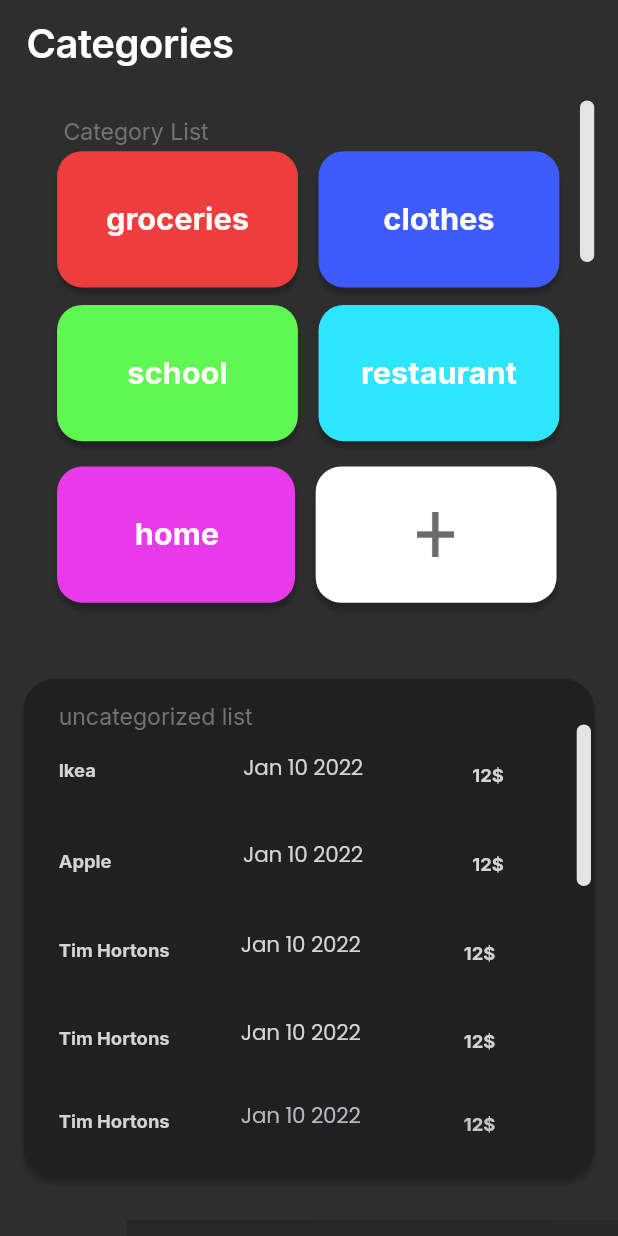
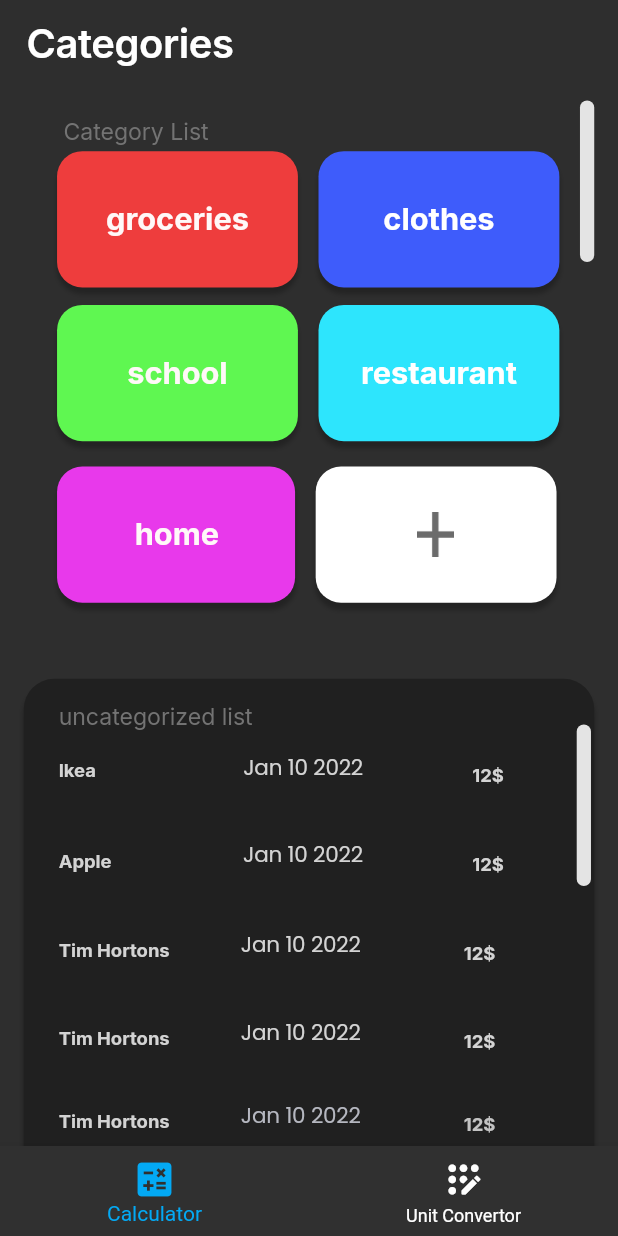
Before and after one commit to iKozay/myMoney, a Flutter app: the screen it shows after launch, on a phone screen of 412 x 824 dp. Run offline on Flutter 3.47's test engine with Material 2 defaults, Android fonts, the phone set to English and light mode, and no system bars; our stand-ins replace google_fonts.

Commit message:
visuals are implemented from Figma

```diff
--- a/lib/main.dart
+++ b/lib/main.dart
@@ -3,7 +3,9 @@ import 'package:flutter/gestures.dart';
 import 'dart:ui';
 import 'package:google_fonts/google_fonts.dart';
 import 'package:myapp/utils.dart';
-import 'package:myapp/page-1/iphone-14-1.dart';
+import 'package:myapp/page-1/CategoryPage.dart';
+import 'package:myapp/page-1/Overview.dart';
+
 // import 'package:myapp/page-1/rectangle-3.dart';
 // import 'package:myapp/page-1/ellipse-1.dart';
 // import 'package:myapp/page-1/vector-1.dart';
@@ -17,7 +19,6 @@ import 'package:myapp/page-1/iphone-14-1.dart';
 // import 'package:myapp/page-1/edit-pQV.dart';
 // import 'package:myapp/page-1/remove-keq.dart';
 // import 'package:myapp/page-1/remove-rHs.dart';
-// import 'package:myapp/page-1/rayane.dart';
 // import 'package:myapp/page-1/iphone-14-3.dart';
 // import 'package:myapp/page-1/abood.dart';
 // import 'package:myapp/page-1/rayane-RZw.dart';
@@ -41,22 +42,57 @@ import 'package:myapp/page-1/iphone-14-1.dart';
 // import 'package:myapp/page-1/transaction-history-DYq.dart';
 // import 'package:myapp/page-1/rayane-2.dart';
 
-void main() => runApp(MyApp());
+void main() => runApp(const HomePage());
 
-class MyApp extends StatelessWidget {
+class HomePage extends StatefulWidget {
+	const HomePage({super.key});
+
+	@override
+	State<StatefulWidget> createState() {
+		return _MyApp();
+	}
+}
+
+class _MyApp extends State<HomePage> {
+	int selectedPage = 0;
+
+	final _pageOptions = [
+		const CategoryPage(),
+		const Overview(),
+	];
+
 	@override
 	Widget build(BuildContext context) {
 	return MaterialApp(
 		title: 'Flutter',
 		debugShowCheckedModeBanner: false,
-		scrollBehavior: MyCustomScrollBehavior(),
 		theme: ThemeData(
 		primarySwatch: Colors.blue,
 		),
 		home: Scaffold(
-		body: SingleChildScrollView(
-			child: Scene(),
-		),
+			body: _pageOptions[selectedPage],
+			bottomNavigationBar: BottomNavigationBar(
+				items: const [
+					BottomNavigationBarItem(
+						icon: Icon(Icons.calculate, size: 30),
+						label: 'Calculator',
+					),
+					BottomNavigationBarItem(
+						icon: Icon(Icons.app_registration_rounded, size: 30),
+						label: 'Unit Convertor',
+					),
+				],
+				selectedItemColor: Colors.lightBlue,
+				elevation: 5.0,
+				unselectedItemColor: Colors.white,
+				currentIndex: selectedPage,
+				backgroundColor: const Color(0xff303030),
+				onTap: (index) {
+					setState(() {
+						selectedPage = index;
+					});
+				},
+			),
 		),
 	);
 	}
--- a/lib/page-1/iphone-14-1.dart
+++ b/lib/page-1/CategoryPage.dart
@@ -4,7 +4,14 @@ import 'dart:ui';
 import 'package:google_fonts/google_fonts.dart';
 import 'package:myapp/utils.dart';
 
-class Scene extends StatelessWidget {
+class CategoryPage extends StatefulWidget {
+  const CategoryPage({super.key});
+
+  @override
+  CategoryPageState createState() => CategoryPageState();
+}
+
+class CategoryPageState extends State<CategoryPage> {
   @override
   Widget build(BuildContext context) {
     double baseWidth = 390;
--- a/pubspec.yaml
+++ b/pubspec.yaml
@@ -38,6 +38,9 @@ dependencies:
   # Use with the CupertinoIcons class for iOS style icons.
   cupertino_icons: ^1.0.2
   google_fonts: ^3.0.1
+  bottom_navy_bar: ^6.0.0
+  dropdown_button2: ^1.8.9
+
 
 dev_dependencies:
   flutter_test:
```
Also changed, not shown: lib/page-1/Overview.dart (renamed from lib/page-1/rayane.dart, +8 -1 lines), lib/page-1/group-22.dart (deleted, +0 -105 lines), lib/page-1/remove-sYZ.dart (deleted, +0 -32 lines), lib/page-1/transaction-history-n6q.dart (deleted, +0 -33 lines), pubspec.lock.
